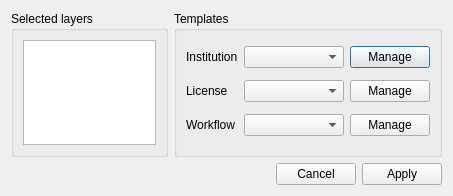
Above: src/ui/ui_apply_templates.ui from nextgis/qgis_metatools before the change. Below: the same form after it.
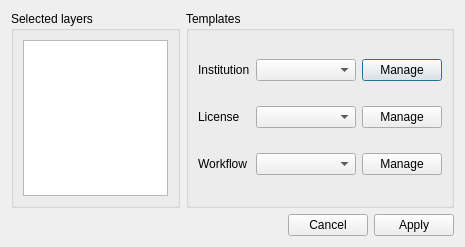
That is the form after the change.

Commit message: First version of license templates.

The edit to the form file:
```diff
--- a/src/ui/ui_apply_templates.ui
+++ b/src/ui/ui_apply_templates.ui
@@ -6,8 +6,8 @@
    <rect>
     <x>0</x>
     <y>0</y>
-    <width>453</width>
-    <height>196</height>
+    <width>465</width>
+    <height>247</height>
    </rect>
   </property>
   <property name="windowTitle">
@@ -115,14 +115,7 @@
      </property>
      <layout class="QVBoxLayout" name="verticalLayout">
       <item>
-       <widget class="QListView" name="layersListView">
-        <property name="maximumSize">
-         <size>
-          <width>200</width>
-          <height>16777215</height>
-         </size>
-        </property>
-       </widget>
+       <widget class="QListWidget" name="layerListView"/>
       </item>
      </layout>
     </widget>
```
Left out of the diff: 37 changed lines with no effect on the pictures. The commit also changes 19 other files.
